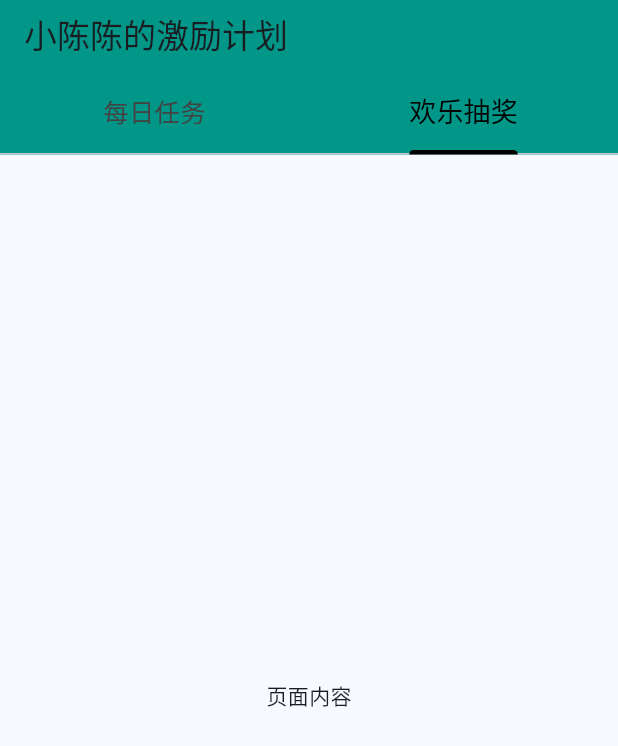
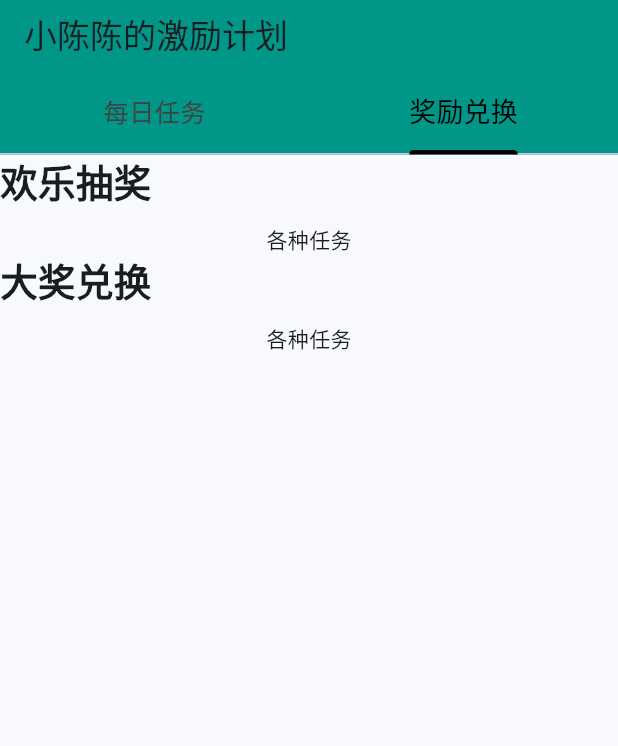
Before and after one commit to SYSUtu/flutter_demo, a Flutter app: the screen it shows after launch, tab 2 chosen, on a phone screen of 412 x 824 dp. Shown: the top 746 px of the screen. Run offline on Flutter 3.47's test engine with Material 3 defaults, Android fonts, the phone set to English and light mode, and no system bars.

Commit message:
欢乐抽奖搭个架子

```diff
--- a/lib/gift_page.dart
+++ b/lib/gift_page.dart
@@ -12,7 +12,69 @@ class _MyGiftPageState extends State<GiftPage> {
   @override
   Widget build(BuildContext context) {
     return Scaffold(
-      body: const Center(child: Text("页面内容")),
+      body: Column(
+        // 子组件列表（可以放多个Widget）
+          children: [
+            RewardLottery(),
+            TaskList()
+    ]
+      )
     );
   }
 }
+
+class TaskList extends StatefulWidget{
+  const TaskList({super.key});
+
+  @override
+  State<TaskList> createState() => _MyTaskListState();
+}
+
+class _MyTaskListState extends State<TaskList> {
+  @override
+  Widget build(BuildContext context) {
+    // 只返回具体内容，不包含Scaffold
+    return Column(
+      children: [
+        Align(
+          alignment: Alignment.centerLeft, // 左对齐
+          child: const Text(
+            '大奖兑换',
+            style: TextStyle(fontSize: 25, fontWeight: FontWeight.bold),
+          ),
+        ),
+        const SizedBox(height: 10), // 间距
+        const Center(child: Text("各种任务")),
+        // 可以添加更多任务相关的布局...
+      ],
+    );
+  }
+}
+
+class RewardLottery extends StatefulWidget{
+  const RewardLottery({super.key});
+
+  @override
+  State<RewardLottery> createState() => _MyRewardLotteryState();
+}
+
+class _MyRewardLotteryState extends State<RewardLottery> {
+  @override
+  Widget build(BuildContext context) {
+    // 只返回具体内容，不包含Scaffold
+    return Column(
+      children: [
+        Align(
+          alignment: Alignment.centerLeft, // 左对齐
+          child: const Text(
+            '欢乐抽奖',
+            style: TextStyle(fontSize: 25, fontWeight: FontWeight.bold),
+          ),
+        ),
+        const SizedBox(height: 10), // 间距
+        const Center(child: Text("各种任务")),
+        // 可以添加更多任务相关的布局...
+      ],
+    );
+  }
+}
--- a/lib/tab_page.dart
+++ b/lib/tab_page.dart
@@ -13,7 +13,7 @@ class _MyTabbedPageState extends State<MyTabbedPage> {
   // 定义两个Tab的内容
   final List<Widget> _tabs = const [
     Tab(text: '每日任务'),
-    Tab(text: '欢乐抽奖'),
+    Tab(text: '奖励兑换'),
   ];
 
   // 定义两个Tab对应的页面内容
```
